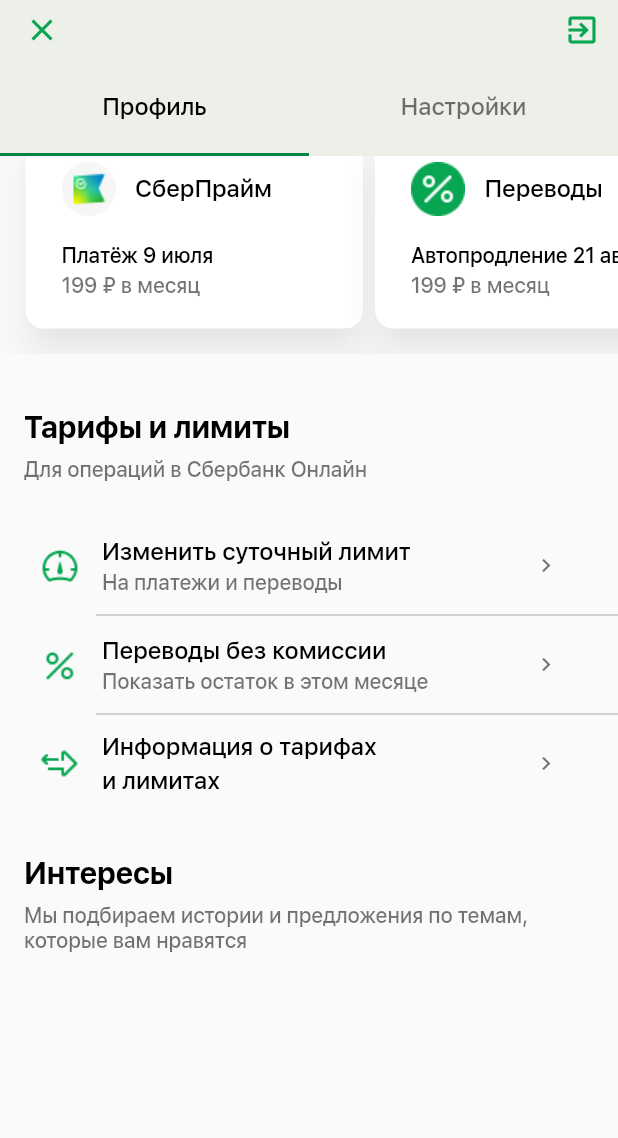
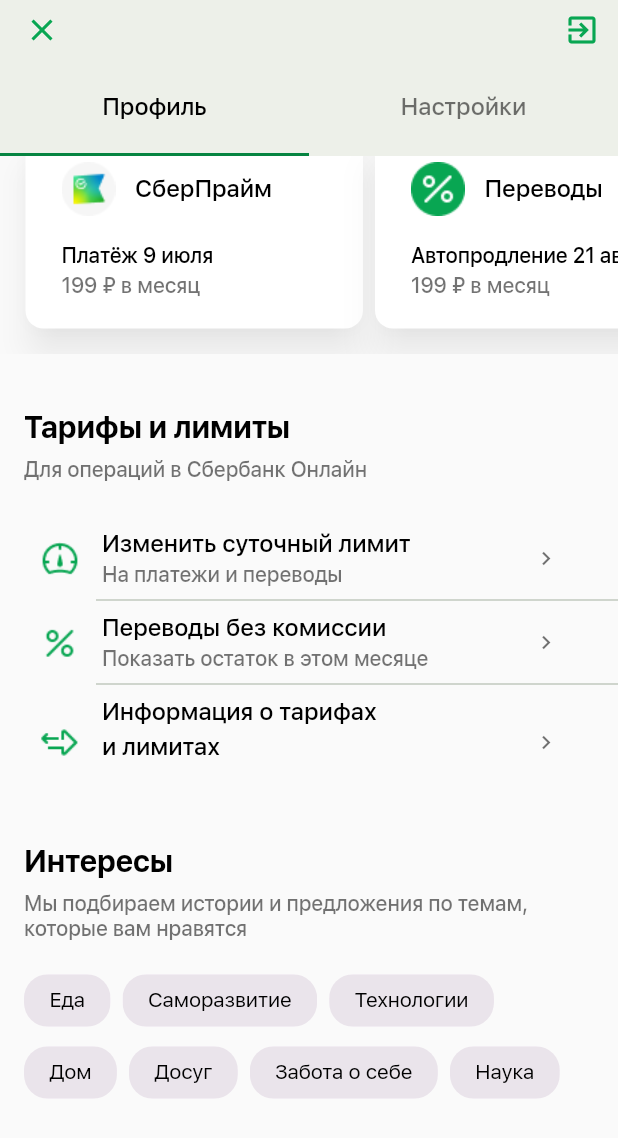
Before and after one commit to SuperJK55/flutter_effective_lab, a Flutter app: the screen it shows after launch, scrolled down 300 dp, on a phone screen of 412 x 824 dp. Shown: the top 1138 px of the screen. Run offline on Flutter 3.47's test engine with Material 3 defaults, Android fonts, the phone set to English and light mode, and no system bars.

Commit message:
Added ChipItem and small tariff and limits block changes

```diff
--- /dev/null
+++ b/lib/models/ChipModel.dart
@@ -0,0 +1,16 @@
+class ChipModel{
+  static List<String> chiplist =
+  [
+    'Еда',
+    'Саморазвитие',
+    'Технологии',
+    'Дом',
+    'Досуг',
+    'Забота о себе',
+    'Наука',
+  ];
+  static Map<String, bool> getChipsMap (){
+    return { for (var chip in chiplist) chip : false };
+  }
+  static Map<String, bool> chips = getChipsMap();
+}
--- a/lib/pages/ProfileScreen.dart
+++ b/lib/pages/ProfileScreen.dart
@@ -1,4 +1,5 @@
 import 'package:flutter/material.dart';
+import 'package:flutter_effective_lab/widgets/ChipItem.dart';
 import 'package:flutter_effective_lab/widgets/HeaderTextForAllBlock.dart';
 import 'package:flutter_effective_lab/widgets/HorizontalCategoryList.dart';
 import 'package:flutter_effective_lab/widgets/TariffAndLimitsBlock.dart';
@@ -59,7 +60,8 @@
             title: 'Интересы',
             paragraph:
               'Мы подбираем истории и предложения по темам, которые вам нравятся',),
-
+          SizedBox(height: 16,),
+          ChipItem(),
         ],
       );
   }
--- a/lib/theme/MyAppTheme.dart
+++ b/lib/theme/MyAppTheme.dart
@@ -7,6 +7,20 @@
       scaffoldBackgroundColor: MyAppColor.mainBackground,
       appBarTheme: const AppBarTheme(
         surfaceTintColor: Colors.white,
+      ),
+      chipTheme: ChipThemeData(
+        selectedColor: Colors.black45,
+        checkmarkColor: Colors.black,
+        backgroundColor: MyAppColor.chipBackground,
+        shape: RoundedRectangleBorder(
+            borderRadius: BorderRadius.circular(16),
+            side: const BorderSide(color: Colors.transparent)),
+        labelStyle: const TextStyle(
+            fontFamily: 'SFProText',
+            fontSize: 14,
+            letterSpacing: -0.41,
+            color: MyAppColor.title,
+            fontWeight: FontWeight.w300),
       ),
       textTheme: const TextTheme(
         titleLarge: TextStyle(
--- /dev/null
+++ b/lib/widgets/ChipItem.dart
@@ -0,0 +1,40 @@
+import 'package:flutter/material.dart';
+
+import 'package:flutter_effective_lab/models/ChipModel.dart';
+
+class ChipItem extends StatefulWidget {
+  const ChipItem({super.key});
+
+  @override
+  State<ChipItem> createState() => _chipsBlockState();
+}
+
+class _chipsBlockState extends State<ChipItem> {
+
+  @override
+  Widget build(BuildContext context) {
+    return Padding(
+      padding: const EdgeInsets.symmetric(horizontal: 16),
+        child: Wrap(
+          spacing: 8.0,
+      children: List<Widget>.generate(
+        ChipModel.chips.length,
+        (int index) => Builder(
+          builder: (BuildContext context) {
+            return FilterChip(
+              showCheckmark: false,
+              label: Text(ChipModel.chips.keys.elementAt(index)),
+              selected: ChipModel.chips.values.elementAt(index),
+              onSelected: (bool selected) {
+                setState(() {
+                  ChipModel.chips[ChipModel.chips.keys.elementAt(index)] = selected;
+                });
+              },
+            );
+          },
+        ),
+      ),
+        )
+    );
+  }
+}
--- a/lib/widgets/TariffAndLimitsBlock.dart
+++ b/lib/widgets/TariffAndLimitsBlock.dart
@@ -11,7 +11,7 @@
   Widget build(BuildContext context) {
     return ElevatedButton(
       style: ElevatedButton.styleFrom(
-        fixedSize: const Size(375, 64),
+
         shape: const RoundedRectangleBorder(
           borderRadius: BorderRadius.zero,
         ),
@@ -38,8 +38,7 @@
                 const SizedBox(
                   height: 6,
                 ),
-                Wrap(
-                  children: [
+
                     Text(
                       tariffAndLimitsModel.title,
                       style: Theme.of(context).textTheme.bodyMedium,
@@ -50,8 +49,7 @@
                       style: Theme.of(context).textTheme.bodySmall,
                       softWrap: true,
                     ),
-                  ],
-                ),
+
                 const SizedBox(
                   height: 6,
                 ),
```
